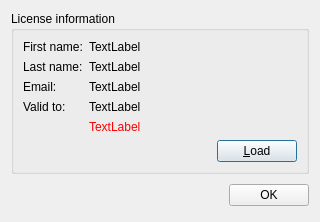
Before: the Qt Designer form source/licensedialog.ui in martin-kudlicka/vocabulary-master, drawn with Qt 5.
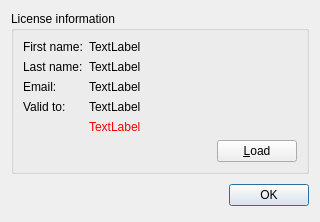
After: the same form once the commit is applied.

Commit message: * OK as default button

Diff of the .ui file:
```diff
--- a/source/licensedialog.ui
+++ b/source/licensedialog.ui
@@ -99,6 +99,9 @@
           <property name="text">
            <string>&amp;Load</string>
           </property>
+          <property name="autoDefault">
+           <bool>false</bool>
+          </property>
          </widget>
         </item>
        </layout>
```
